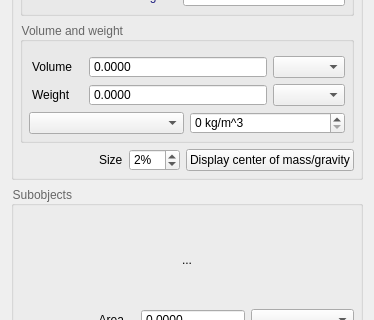
Old version of the form utils/addFC_Summary.ui in the repository GS90/addFC; both pictures show x 0 to 374 and y 226 to 546 of the 374 by 718 pixel window.
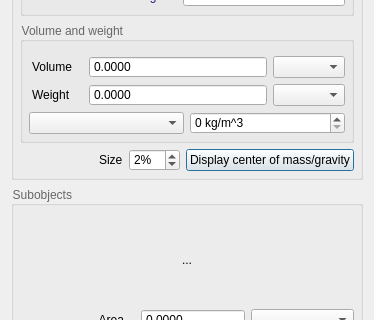
New version of the form.

Diff of the .ui file:
```diff
--- a/utils/addFC_Summary.ui
+++ b/utils/addFC_Summary.ui
@@ -2,7 +2,7 @@
 <ui version="4.0">
  <author>Golodnikov Sergey</author>
  <class>Form</class>
- <widget class="QWidget" name="Form">
+ <widget class="QDialog" name="Form">
   <property name="geometry">
    <rect>
     <x>0</x>
```
